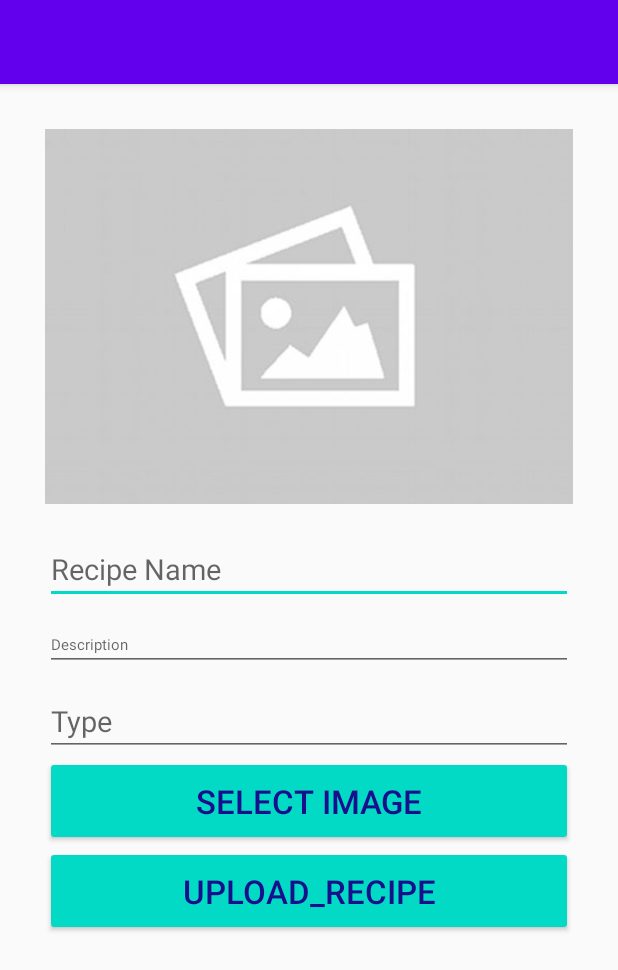
After one commit to tenzinsparkss/FoodRecipe, an Android app: the UploadRecipe screen opened directly, with no data from a screen before it, on a phone screen of 412 x 824 dp. The commit adds this screen. Shown: the top 970 px of the screen. Run offline under Robolectric (Android 15) with nearby library versions, the phone set to English and light mode, and no system bars; our stand-ins replace Firebase (no records; nobody signed in at launch, a user with empty details on screens opened directly).

Commit message:
Upload to Realtime db

```diff
--- a/FoodRecipe/app/build.gradle
+++ b/FoodRecipe/app/build.gradle
@@ -1,4 +1,5 @@
 apply plugin: 'com.android.application'
+apply plugin: 'com.google.gms.google-services'
 
 android {
     compileSdkVersion 29
@@ -28,9 +29,12 @@
 
     implementation 'androidx.appcompat:appcompat:1.1.0'
     implementation 'androidx.constraintlayout:constraintlayout:1.1.3'
+    implementation 'com.google.firebase:firebase-database:19.3.0'
+    implementation 'com.google.firebase:firebase-storage:19.1.1'
     testImplementation 'junit:junit:4.12'
     androidTestImplementation 'androidx.test.ext:junit:1.1.1'
     androidTestImplementation 'androidx.test.espresso:espresso-core:3.2.0'
     implementation 'androidx.recyclerview:recyclerview:1.1.0'
     implementation 'androidx.cardview:cardview:1.0.0'
+    implementation 'com.google.android.material:material:1.1.0'
 }
--- a/FoodRecipe/app/src/main/AndroidManifest.xml
+++ b/FoodRecipe/app/src/main/AndroidManifest.xml
@@ -1,6 +1,7 @@
 <?xml version="1.0" encoding="utf-8"?>
 <manifest xmlns:android="http://schemas.android.com/apk/res/android"
     package="com.flamingo.foodrecipe">
+    <uses-permission android:name="android.permission.READ_EXTERNAL_STORAGE" />
 
     <application
         android:allowBackup="true"
@@ -9,7 +10,8 @@
         android:roundIcon="@mipmap/ic_launcher_round"
         android:supportsRtl="true"
         android:theme="@style/AppTheme">
-        <activity android:name=".FoodDetailActivity"></activity>
+        <activity android:name=".UploadRecipe"></activity>
+        <activity android:name=".FoodDetailActivity" />
         <activity android:name=".MainActivity">
             <intent-filter>
                 <action android:name="android.intent.action.MAIN" />
--- a/FoodRecipe/app/src/main/java/com/flamingo/foodrecipe/FoodInfo.java
+++ b/FoodRecipe/app/src/main/java/com/flamingo/foodrecipe/FoodInfo.java
@@ -5,9 +5,9 @@
     private String itemName;
     private String itemDescription;
     private String itemType;
-    private int itemImage;
+    private String itemImage;
 
-    public FoodInfo(String itemName, String itemDescription, String itemType, int itemImage) {
+    public FoodInfo(String itemName, String itemDescription, String itemType, String itemImage) {
         this.itemName = itemName;
         this.itemDescription = itemDescription;
         this.itemType = itemType;
@@ -26,7 +26,7 @@
         return itemType;
     }
 
-    public int getItemImage() {
+    public String getItemImage() {
         return itemImage;
     }
 }
--- a/FoodRecipe/app/src/main/java/com/flamingo/foodrecipe/MyAdapter.java
+++ b/FoodRecipe/app/src/main/java/com/flamingo/foodrecipe/MyAdapter.java
@@ -35,7 +35,7 @@
     @Override
     public void onBindViewHolder(@NonNull final FoodViewHolder holder, int position) {
 
-        holder.imageView.setImageResource(Integer.parseInt(String.valueOf(myFoodList.get(position).getItemImage())));
+        //holder.imageView.setImageResource(Integer.parseInt(String.valueOf(myFoodList.get(position).getItemImage())));
         holder.mTitle.setText(myFoodList.get(position).getItemName());
         holder.mDescription.setText(myFoodList.get(position).getItemDescription());
         holder.mType.setText(myFoodList.get(position).getItemType());
--- /dev/null
+++ b/FoodRecipe/app/src/main/res/layout/activity_upload_recipe.xml
@@ -0,0 +1,67 @@
+<?xml version="1.0" encoding="utf-8"?>
+<ScrollView xmlns:android="http://schemas.android.com/apk/res/android"
+    xmlns:app="http://schemas.android.com/apk/res-auto"
+    xmlns:tools="http://schemas.android.com/tools"
+    android:layout_width="match_parent"
+    android:layout_height="match_parent"
+    android:orientation="vertical"
+    tools:context=".UploadRecipe">
+
+    <LinearLayout
+        android:padding="30dp"
+        android:orientation="vertical"
+        android:layout_width="match_parent"
+        android:layout_height="wrap_content" >
+
+        <ImageView
+            android:id="@+id/iv_foodImage"
+            android:src="@drawable/empty"
+            android:scaleType="centerCrop"
+            android:layout_width="match_parent"
+            android:layout_height="250dp" />
+
+        <EditText
+            android:id="@+id/txt_recipe_name"
+            android:hint="Recipe Name"
+            android:textSize="19sp"
+            android:layout_marginTop="20dp"
+            android:layout_width="match_parent"
+            android:layout_height="wrap_content" />
+
+        <EditText
+            android:id="@+id/text_description"
+            android:hint="Description"
+            android:textSize="10sp"
+            android:layout_marginTop="10dp"
+            android:layout_width="match_parent"
+            android:layout_height="wrap_content" />
+
+        <EditText
+            android:id="@+id/text_type"
+            android:hint="Type"
+            android:textSize="19sp"
+            android:layout_marginTop="10dp"
+            android:layout_width="match_parent"
+            android:layout_height="wrap_content" />
+
+        <Button
+            android:text="Select Image"
+            android:textSize="22sp"
+            android:backgroundTint="@color/colorAccent"
+            android:textColor="#180f8c"
+            android:onClick="btnSelectImage"
+            android:layout_width="match_parent"
+            android:layout_height="60dp" />
+
+        <Button
+            android:text="Upload_Recipe"
+            android:textSize="22sp"
+            android:backgroundTint="@color/colorAccent"
+            android:textColor="#180f8c"
+            android:onClick="btnUploadRecipe"
+            android:layout_width="match_parent"
+            android:layout_height="60dp" />
+
+    </LinearLayout>
+
+</ScrollView>
--- a/FoodRecipe/build.gradle
+++ b/FoodRecipe/build.gradle
@@ -9,6 +9,7 @@
     }
     dependencies {
         classpath 'com.android.tools.build:gradle:3.6.1'
+        classpath 'com.google.gms:google-services:4.3.3'
 
 
         // NOTE: Do not place your application dependencies here; they belong
```
Also changed, not shown: FoodRecipe/app/src/main/java/com/flamingo/foodrecipe/MainActivity.java (+9 -6 lines), FoodRecipe/app/src/main/java/com/flamingo/foodrecipe/UploadRecipe.java (added, +141 -0 lines), FoodRecipe/app/src/main/res/drawable/ic_cloud_upload_black_24dp.xml (added, +9 -0 lines), FoodRecipe/app/src/main/res/layout/activity_main.xml (+12 -2 lines), 1 other file.
